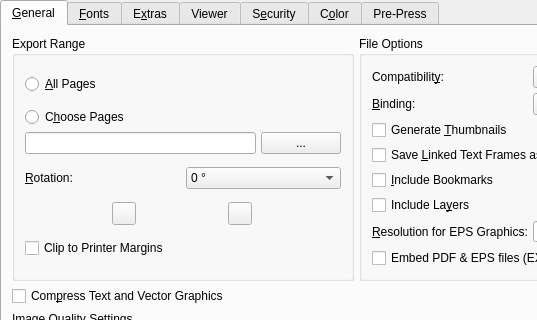
Above: scribus/ui/tabpdfoptions.ui from scribusproject/scribus before the change; both pictures show x 0 to 537 and y 0 to 320 of the 657 by 531 pixel window. Below: the same form after it.
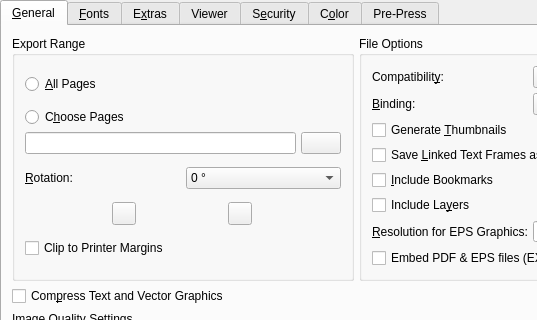
That is the form after the change. Custom widgets are drawn as their Qt base class.

Commit message: #13600: Fix text on ellipsis buttons <FirasH>

```diff
--- a/scribus/ui/tabpdfoptions.ui
+++ b/scribus/ui/tabpdfoptions.ui
@@ -83,11 +83,7 @@
               <widget class="QLineEdit" name="PageNr"/>
              </item>
              <item>
-              <widget class="QPushButton" name="pageNrButton">
-               <property name="text">
-                <string>...</string>
-               </property>
-              </widget>
+              <widget class="QPushButton" name="pageNrButton"/>
              </item>
             </layout>
            </item>
```
The commit also changes 2 other files.
